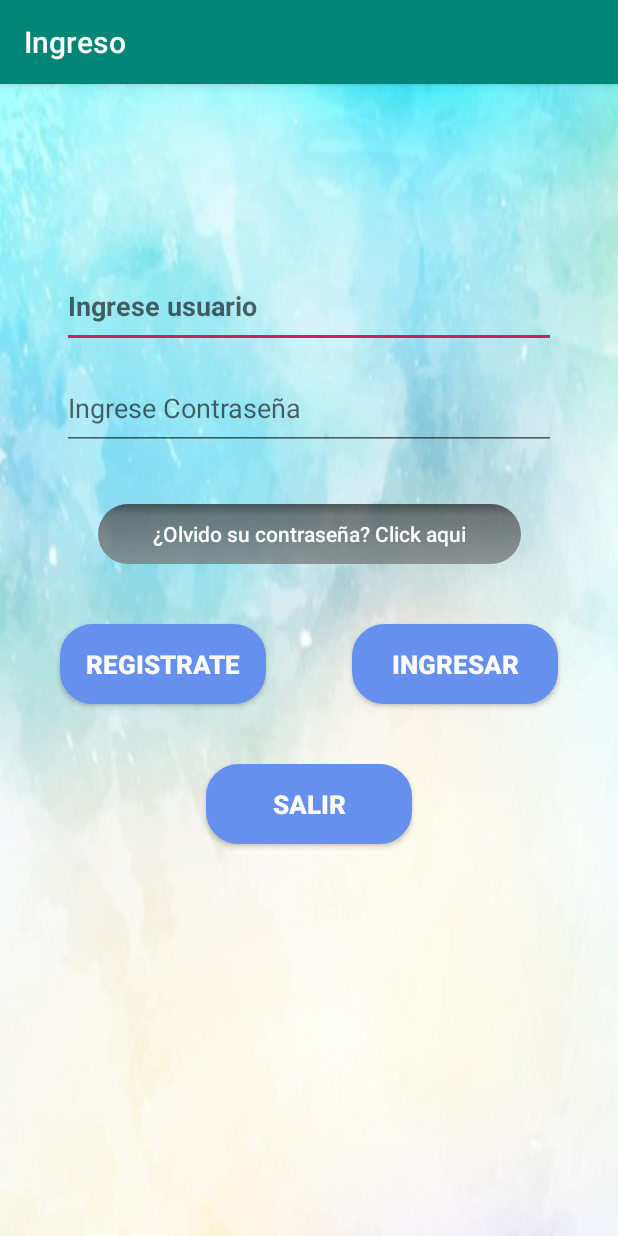
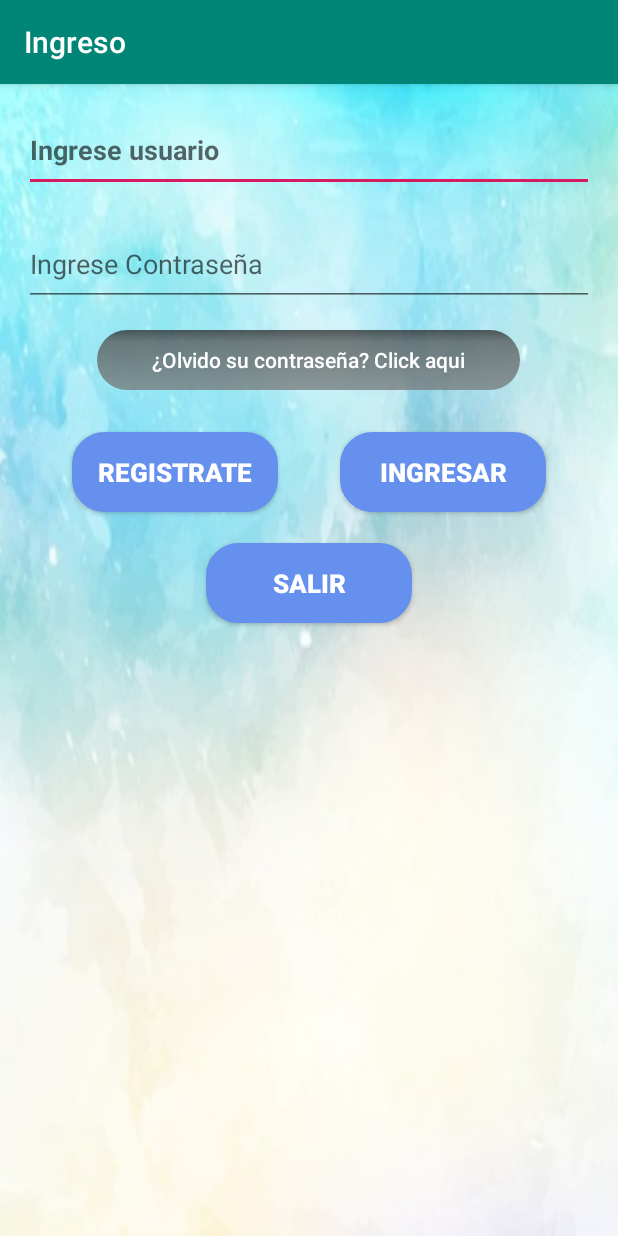
Before and after one commit to pipecato2/SystemMarket, an Android app: the screen it shows after launch (LoginActivity), on a phone screen of 412 x 824 dp. Run offline under Robolectric (Android 15) with nearby library versions, the phone set to English and light mode, and no system bars; our stand-ins replace Volley.

```diff
--- a/app/src/main/res/layout/activity_login.xml
+++ b/app/src/main/res/layout/activity_login.xml
@@ -13,7 +13,7 @@
         android:layout_width="137dp"
         android:layout_height="53dp"
         android:layout_marginStart="8dp"
-        android:layout_marginTop="40dp"
+        android:layout_marginTop="8dp"
         android:layout_marginEnd="8dp"
         android:layout_marginBottom="8dp"
         android:background="@drawable/btn_style"
@@ -26,15 +26,15 @@
         app:layout_constraintBottom_toBottomOf="parent"
         app:layout_constraintEnd_toEndOf="parent"
         app:layout_constraintStart_toStartOf="parent"
-        app:layout_constraintTop_toBottomOf="@+id/btn_lg_registar"
-        app:layout_constraintVertical_bias="0.0" />
+        app:layout_constraintTop_toBottomOf="@+id/btn_lg_ingresar"
+        app:layout_constraintVertical_bias="0.031" />
 
     <Button
         android:id="@+id/btn_lg_ingresar"
         android:layout_width="137dp"
         android:layout_height="53dp"
-        android:layout_marginTop="40dp"
-        android:layout_marginEnd="40dp"
+        android:layout_marginTop="28dp"
+        android:layout_marginEnd="48dp"
         android:background="@drawable/btn_style"
         android:text="@string/btn_lg_ingresar"
         android:textColor="@android:color/background_light"
@@ -47,24 +47,25 @@
         android:id="@+id/btn_lg_registar"
         android:layout_width="137dp"
         android:layout_height="53dp"
-        android:layout_marginStart="40dp"
+        android:layout_marginStart="48dp"
+        android:layout_marginTop="28dp"
         android:layout_marginEnd="8dp"
         android:background="@drawable/btn_style"
         android:text="@string/btn_lg_registrate"
         android:textColor="@android:color/background_light"
         android:textSize="17sp"
         android:textStyle="bold"
-        app:layout_constraintBaseline_toBaselineOf="@+id/btn_lg_ingresar"
         app:layout_constraintEnd_toStartOf="@+id/btn_lg_ingresar"
         app:layout_constraintHorizontal_bias="0.0"
-        app:layout_constraintStart_toStartOf="parent" />
+        app:layout_constraintStart_toStartOf="parent"
+        app:layout_constraintTop_toBottomOf="@+id/button4" />
 
     <Button
         android:id="@+id/button4"
         android:layout_width="282dp"
         android:layout_height="40dp"
         android:layout_marginStart="8dp"
-        android:layout_marginTop="36dp"
+        android:layout_marginTop="16dp"
         android:layout_marginEnd="8dp"
         android:background="@drawable/btn_style_olvido"
         android:text="@string/btn_lg_olvido_contra"
@@ -73,16 +74,17 @@
         android:textColor="@android:color/background_light"
         android:textSize="14sp"
         app:layout_constraintEnd_toEndOf="parent"
+        app:layout_constraintHorizontal_bias="0.495"
         app:layout_constraintStart_toStartOf="parent"
         app:layout_constraintTop_toBottomOf="@+id/et_lg_password" />
 
     <EditText
         android:id="@+id/et_lg_usuario"
-        android:layout_width="329dp"
+        android:layout_width="0dp"
         android:layout_height="56dp"
-        android:layout_marginStart="100dp"
-        android:layout_marginTop="120dp"
-        android:layout_marginEnd="100dp"
+        android:layout_marginStart="16dp"
+        android:layout_marginTop="16dp"
+        android:layout_marginEnd="16dp"
         android:ems="10"
         android:hint="@string/et_lg_ingrese_usuario"
         android:inputType="textPersonName"
@@ -93,17 +95,17 @@
 
     <EditText
         android:id="@+id/et_lg_password"
-        android:layout_width="329dp"
+        android:layout_width="0dp"
         android:layout_height="56dp"
-        android:layout_marginStart="40dp"
-        android:layout_marginTop="12dp"
-        android:layout_marginEnd="8dp"
+        android:layout_marginStart="16dp"
+        android:layout_marginTop="20dp"
+        android:layout_marginEnd="16dp"
         android:ems="10"
         android:hint="@string/et_lg_ingrese_password"
         android:inputType="numberPassword"
         android:maxLength="8"
         app:layout_constraintEnd_toEndOf="parent"
-        app:layout_constraintHorizontal_bias="0.029"
+        app:layout_constraintHorizontal_bias="0.0"
         app:layout_constraintStart_toStartOf="parent"
         app:layout_constraintTop_toBottomOf="@+id/et_lg_usuario" />
 </android.support.constraint.ConstraintLayout>
```
